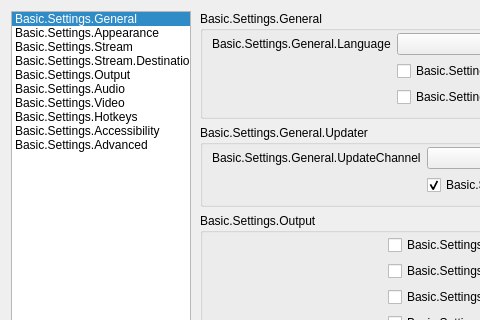
TheB1gG/obs-studio, file frontend/forms/OBSBasicSettings.ui: the form before one commit; both pictures show x 0 to 480 and y 0 to 320 of the 981 by 730 pixel window.
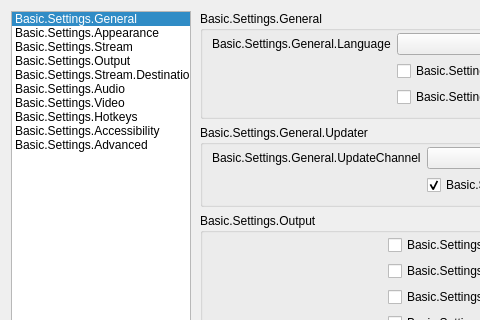
The form after the commit. Icons and pictures are not drawn. Custom widgets are drawn as their Qt base class.

Commit message: streaming/destinations: move the page next to Output, editable ids, reordering, upload total

The edit to the form file:
```diff
--- a/frontend/forms/OBSBasicSettings.ui
+++ b/frontend/forms/OBSBasicSettings.ui
@@ -87,15 +87,6 @@
           <normaloff>:/settings/images/settings/stream.svg</normaloff>:/settings/images/settings/stream.svg</iconset>
         </property>
        </item>
-       <item>
-        <property name="text">
-         <string>Basic.Settings.Stream.Destinations</string>
-        </property>
-        <property name="icon">
-         <iconset resource="obs.qrc">
-          <normaloff>:/settings/images/settings/stream.svg</normaloff>:/settings/images/settings/stream.svg</iconset>
-        </property>
-       </item>
        <item>
         <property name="text">
          <string>Basic.Settings.Output</string>
@@ -105,6 +96,15 @@
           <normaloff>:/settings/images/settings/output.svg</normaloff>:/settings/images/settings/output.svg</iconset>
         </property>
        </item>
+       <item>
+        <property name="text">
+         <string>Basic.Settings.Stream.Destinations</string>
+        </property>
+        <property name="icon">
+         <iconset resource="obs.qrc">
+          <normaloff>:/settings/images/settings/output.svg</normaloff>:/settings/images/settings/output.svg</iconset>
+        </property>
+       </item>
        <item>
         <property name="text">
          <string>Basic.Settings.Audio</string>
```
Left out of the diff: 6 changed lines with no effect on the pictures. The commit also changes 5 other files.
